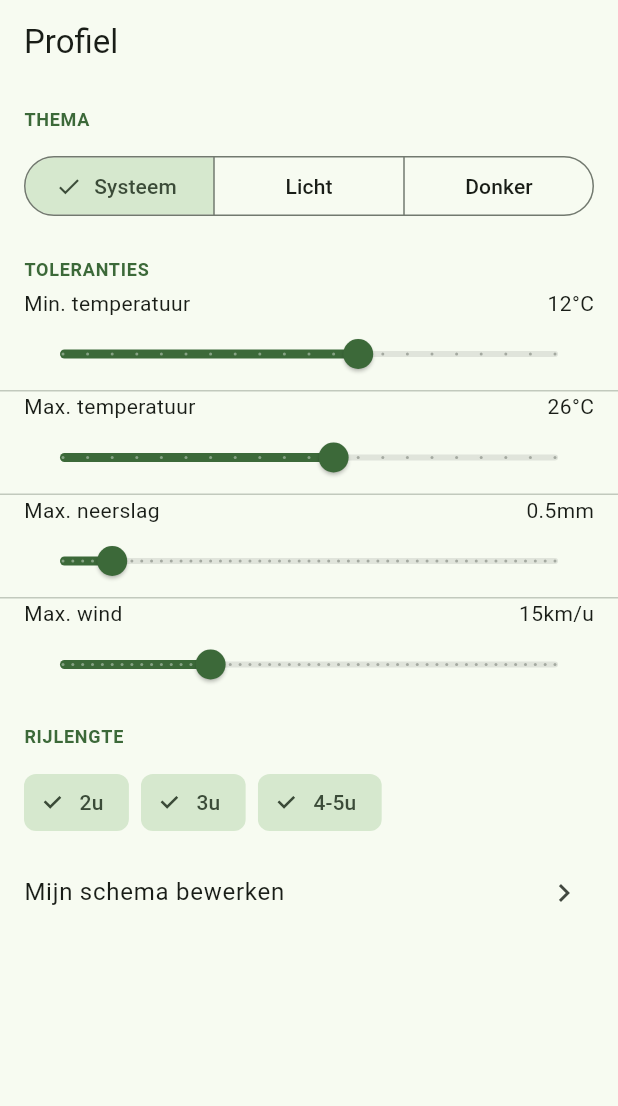
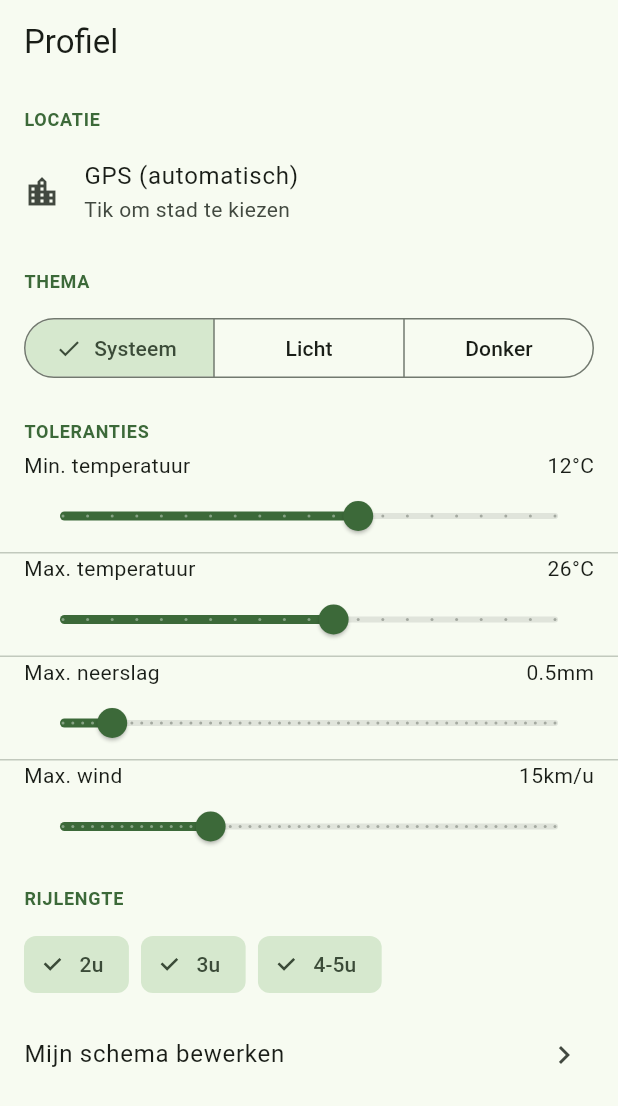
Before and after one commit to joostmouw/ridewindow, a Flutter app: the ProfileScreen screen opened by its route, on a phone screen of 412 x 824 dp. Shown: the top 1106 px of the screen. Run offline on Flutter 3.47's test engine with Material 3 defaults, Android fonts, the phone set to English and light mode, and no system bars; our stand-ins replace drift, drift_flutter, flutter_riverpod, freezed_annotation, geolocator, go_router and 3 more; accounts and stored records are empty; generated files the repository leaves out were written again.

Commit message:
feat(07-03): ProfileScreen LOCATIE sectie — stad-picker + GPS-banner
- LOCATIE sectie toegevoegd boven THEMA met GPS-geblokkeerd banner (deniedForever)
- GPS toestemming vragen banner (denied state)
- Actieve locatie ListTile met stad-picker bottom sheet en wis-knop
- _openCityPicker methode met showModalBottomSheet over kNlCities
- setLocationOverride aangeroepen vanuit city picker en wis-knop
- Gebruikt .value (niet .valueOrNull) conform Riverpod 3.x API

```diff
--- a/lib/features/profile/profile_screen.dart
+++ b/lib/features/profile/profile_screen.dart
@@ -1,11 +1,15 @@
 // lib/features/profile/profile_screen.dart
 // ProfileScreen: Wave 2 — vier tolerantie-sliders, rijlengte-chips, thema-SegmentedButton.
+// Wave 3 — LOCATIE sectie: stad-picker, GPS-banner (D-07-06).
 // D-06-02: onChangeEnd persisteert, onChanged update lokale state.
 
 import 'package:flutter/material.dart';
 import 'package:flutter_riverpod/flutter_riverpod.dart';
+import 'package:geolocator/geolocator.dart';
 import 'package:go_router/go_router.dart';
 
+import 'package:ridewindow/core/nl_cities.dart';
+import 'package:ridewindow/providers/gps_permission_notifier.dart';
 import 'package:ridewindow/providers/profile_notifier.dart';
 
 class ProfileScreen extends ConsumerStatefulWidget {
@@ -33,6 +37,33 @@ class _ProfileScreenState extends ConsumerState<ProfileScreen> {
     _windMax = profile?.tolerances.windMaxIdealKmh ?? 15.0;
   }
 
+  void _openCityPicker(BuildContext context) {
+    showModalBottomSheet<void>(
+      context: context,
+      isScrollControlled: true,
+      builder: (ctx) {
+        return SizedBox(
+          height: MediaQuery.of(context).size.height * 0.5,
+          child: ListView.builder(
+            itemCount: kNlCities.length,
+            itemBuilder: (_, i) {
+              final city = kNlCities[i];
+              return ListTile(
+                title: Text(city.name),
+                onTap: () {
+                  ref
+                      .read(profileProvider.notifier)
+                      .setLocationOverride(city.name);
+                  Navigator.of(ctx).pop();
+                },
+              );
+            },
+          ),
+        );
+      },
+    );
+  }
+
   @override
   Widget build(BuildContext context) {
     final profile = ref.watch(profileProvider).value;
@@ -42,11 +73,78 @@ class _ProfileScreenState extends ConsumerState<ProfileScreen> {
       );
     }
 
+    final permissionAsync = ref.watch(gpsPermissionProvider);
+    final permission = permissionAsync.value;
+
     return Scaffold(
       appBar: AppBar(title: const Text('Profiel')),
       body: ListView(
         padding: const EdgeInsets.only(bottom: 24),
         children: [
+          // Sectie: LOCATIE (D-07-06: stad-picker + GPS-banner, LOC-03, LOC-04)
+          const _SectionHeader('LOCATIE'),
+
+          // ELEMENT 1 — GPS-geblokkeerd banner (deniedForever)
+          if (permission == LocationPermission.deniedForever)
+            Card(
+              color: Theme.of(context).colorScheme.errorContainer,
+              margin: const EdgeInsets.symmetric(horizontal: 16, vertical: 4),
+              child: Padding(
+                padding: const EdgeInsets.all(12),
+                child: Column(
+                  crossAxisAlignment: CrossAxisAlignment.start,
+                  children: [
+                    Text(
+                      'Locatie-toegang geblokkeerd',
+                      style: Theme.of(context)
+                          .textTheme
+                          .titleSmall
+                          ?.copyWith(fontWeight: FontWeight.bold),
+                    ),
+                    const SizedBox(height: 4),
+                    const Text(
+                      'Kies een stad of open instellingen om GPS opnieuw in te schakelen.',
+                    ),
+                    TextButton(
+                      onPressed: () => ref
+                          .read(gpsPermissionProvider.notifier)
+                          .openSettings(),
+                      child: const Text('Instellingen openen'),
+                    ),
+                  ],
+                ),
+              ),
+            ),
+
+          // ELEMENT 2 — GPS toestemming vragen (denied, niet deniedForever)
+          if (permission == LocationPermission.denied)
+            ListTile(
+              leading: const Icon(Icons.location_searching),
+              title: const Text('GPS-locatie gebruiken'),
+              trailing: TextButton(
+                onPressed: () => ref
+                    .read(gpsPermissionProvider.notifier)
+                    .requestPermission(),
+                child: const Text('Toestemming geven'),
+              ),
+            ),
+
+          // ELEMENT 3 — Actieve locatie + stad-picker
+          ListTile(
+            leading: const Icon(Icons.location_city),
+            title: Text(profile.locationOverride ?? 'GPS (automatisch)'),
+            subtitle: const Text('Tik om stad te kiezen'),
+            trailing: profile.locationOverride != null
+                ? IconButton(
+                    icon: const Icon(Icons.clear),
+                    onPressed: () => ref
+                        .read(profileProvider.notifier)
+                        .setLocationOverride(null),
+                  )
+                : null,
+            onTap: () => _openCityPicker(context),
+          ),
+
           // Sectie: THEMA (D-06-09: SegmentedButton, PROF-04)
           const _SectionHeader('THEMA'),
           Padding(
```
